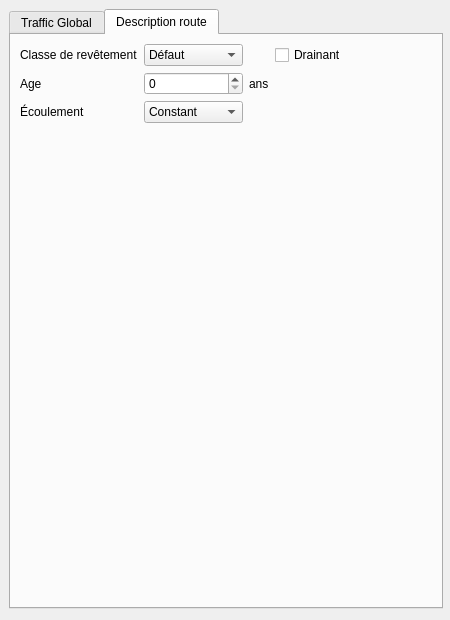
This is Tympan/GraphicIHM/DataManagerIHM/TYRouteWidget.ui in Jiunixo/test_mig2 as Qt 5 draws it before an edit. The edited form follows.
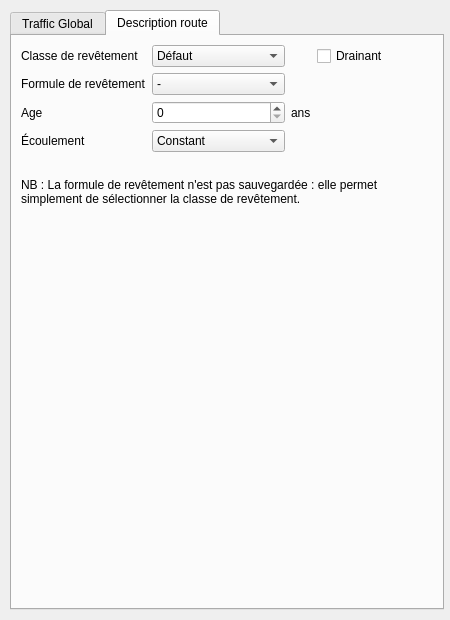
This is the edited form. The open tabs and pages were chosen to show the change.

Commit message:
[TYRouteWidget] Allow input road surface formuation
closes #1545318

```diff
--- a/Tympan/GraphicIHM/DataManagerIHM/TYRouteWidget.ui
+++ b/Tympan/GraphicIHM/DataManagerIHM/TYRouteWidget.ui
@@ -22,8 +22,8 @@
   <widget class="QTabWidget" name="tabWidget">
    <property name="geometry">
     <rect>
-     <x>9</x>
-     <y>9</y>
+     <x>10</x>
+     <y>10</y>
      <width>434</width>
      <height>600</height>
     </rect>
@@ -389,6 +389,23 @@
      <string>Description route</string>
     </attribute>
     <layout class="QGridLayout" name="gridLayout_2">
+     <item row="6" column="0" colspan="5">
+      <widget class="QLabel" name="label_2">
+       <property name="text">
+        <string>NB : La formule de revêtement n'est pas sauvegardée : elle permet simplement de sélectionner la classe de revêtement.</string>
+       </property>
+       <property name="wordWrap">
+        <bool>true</bool>
+       </property>
+      </widget>
+     </item>
+     <item row="1" column="0">
+      <widget class="QLabel" name="label_8">
+       <property name="text">
+        <string>Formule de revêtement</string>
+       </property>
+      </widget>
+     </item>
      <item row="0" column="0">
       <widget class="QLabel" name="label_4">
        <property name="text">
@@ -396,7 +413,7 @@
        </property>
       </widget>
      </item>
-     <item row="2" column="1">
+     <item row="4" column="1">
       <widget class="QComboBox" name="route_ecoulement">
        <item>
         <property name="text">
@@ -425,6 +442,19 @@
        </item>
       </widget>
      </item>
+     <item row="9" column="1">
+      <spacer name="verticalSpacer">
+       <property name="orientation">
+        <enum>Qt::Vertical</enum>
+       </property>
+       <property name="sizeHint" stdset="0">
+        <size>
+         <width>20</width>
+         <height>40</height>
+        </size>
+       </property>
+      </spacer>
+     </item>
      <item row="0" column="1">
       <widget class="QComboBox" name="route_classe_revetement">
        <item>
@@ -449,7 +479,7 @@
        </item>
       </widget>
      </item>
-     <item row="1" column="2">
+     <item row="3" column="2">
       <widget class="QLabel" name="label_7">
        <property name="text">
         <string>ans</string>
@@ -457,22 +487,9 @@
       </widget>
      </item>
      <item row="3" column="1">
-      <spacer name="verticalSpacer">
-       <property name="orientation">
-        <enum>Qt::Vertical</enum>
-       </property>
-       <property name="sizeHint" stdset="0">
-        <size>
-         <width>20</width>
-         <height>40</height>
-        </size>
-       </property>
-      </spacer>
-     </item>
-     <item row="1" column="1">
       <widget class="QSpinBox" name="route_age"/>
      </item>
-     <item row="1" column="0">
+     <item row="3" column="0">
       <widget class="QLabel" name="label_5">
        <property name="text">
         <string>Age</string>
@@ -486,7 +503,7 @@
        </property>
       </widget>
      </item>
-     <item row="2" column="0">
+     <item row="4" column="0">
       <widget class="QLabel" name="label_6">
        <property name="text">
         <string>Écoulement</string>
@@ -506,6 +523,98 @@
        </property>
       </spacer>
      </item>
+     <item row="1" column="1">
+      <widget class="QComboBox" name="route_formule_revetement">
+       <item>
+        <property name="text">
+         <string>-</string>
+        </property>
+       </item>
+       <item>
+        <property name="text">
+         <string>BBUM 0/6</string>
+        </property>
+       </item>
+       <item>
+        <property name="text">
+         <string>BBDr 0/10</string>
+        </property>
+       </item>
+       <item>
+        <property name="text">
+         <string>BBTM 0/6 - type 2</string>
+        </property>
+       </item>
+       <item>
+        <property name="text">
+         <string>BBTM 0/6 - type 1</string>
+        </property>
+       </item>
+       <item>
+        <property name="text">
+         <string>BBTM 0/10 - type 2</string>
+        </property>
+       </item>
+       <item>
+        <property name="text">
+         <string>BBSG 0/10</string>
+        </property>
+       </item>
+       <item>
+        <property name="text">
+         <string>BBTM 0/10 - type 1</string>
+        </property>
+       </item>
+       <item>
+        <property name="text">
+         <string>BBUM 0/10</string>
+        </property>
+       </item>
+       <item>
+        <property name="text">
+         <string>ECF</string>
+        </property>
+       </item>
+       <item>
+        <property name="text">
+         <string>BBSG 0/14</string>
+        </property>
+       </item>
+       <item>
+        <property name="text">
+         <string>BBTM 0/14</string>
+        </property>
+       </item>
+       <item>
+        <property name="text">
+         <string>ES 6/10</string>
+        </property>
+       </item>
+       <item>
+        <property name="text">
+         <string>BC</string>
+        </property>
+       </item>
+       <item>
+        <property name="text">
+         <string>ES 10/14</string>
+        </property>
+       </item>
+      </widget>
+     </item>
+     <item row="5" column="0" colspan="5">
+      <spacer name="horizontalSpacer_2">
+       <property name="orientation">
+        <enum>Qt::Horizontal</enum>
+       </property>
+       <property name="sizeHint" stdset="0">
+        <size>
+         <width>40</width>
+         <height>20</height>
+        </size>
+       </property>
+      </spacer>
+     </item>
     </layout>
    </widget>
   </widget>
```
Left out of the diff: 2 changed lines with no effect on the pictures. The commit also changes 2 other files.
